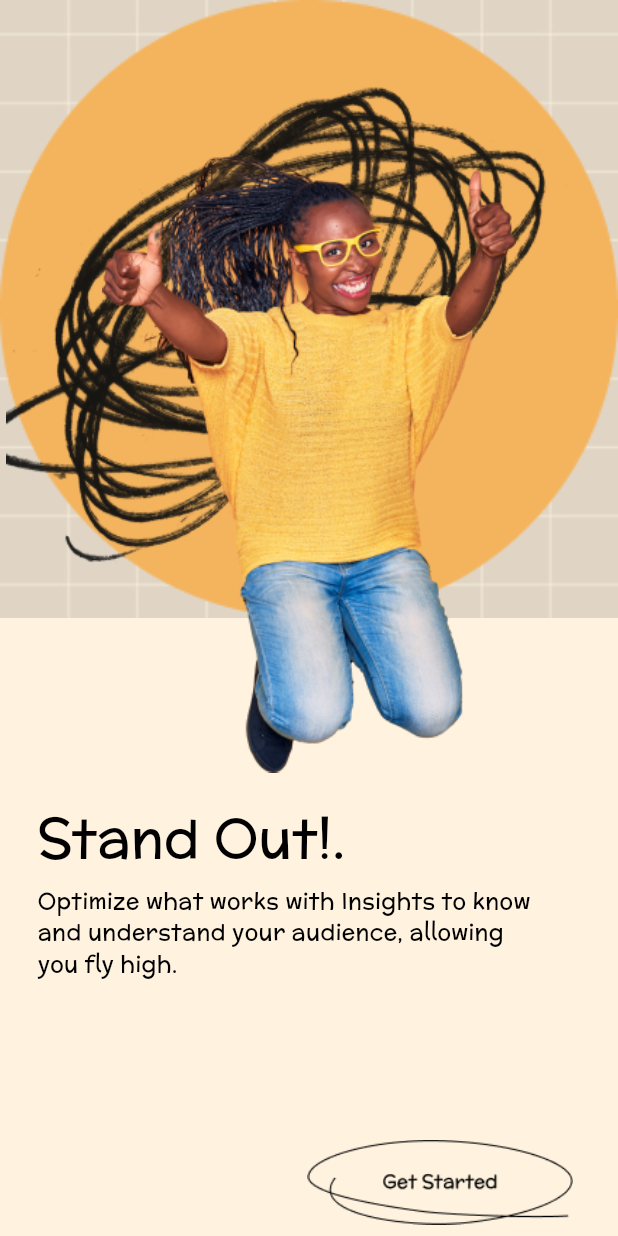
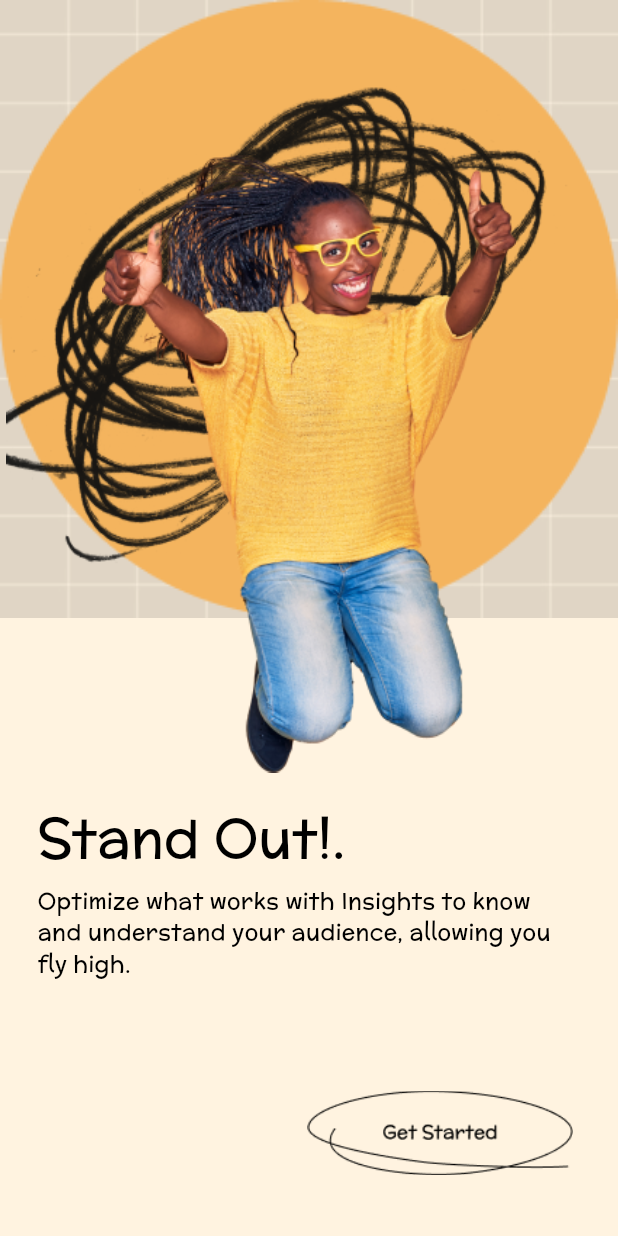
Before and after one commit to Olamidotune/Rootscards, a Flutter app: the OnBoardingScreenTwo screen opened by its route, on a phone screen of 412 x 824 dp. Run offline on Flutter 3.47's test engine with Material 3 defaults, Android fonts, the light colour scheme and no system bars; our stand-ins replace device_info_plus, dio, email_validator, flutter_secure_storage, flutter_svg, pin_code_text_field and 2 more; accounts and stored records are empty.

Commit message:
responsivity fixes

```diff
--- a/lib/config/dimensions.dart
+++ b/lib/config/dimensions.dart
@@ -1,3 +1,3 @@
 // ignore_for_file: constant_identifier_names
-const double MIN_SUPPORTED_SCREEN_HEIGHT = 550;
+const double MIN_SUPPORTED_SCREEN_HEIGHT = 667;
 const double MIN_SUPPORTED_SCREEN_WIDTH = 540;
--- a/lib/presentation/screens/auth/sign_up.dart
+++ b/lib/presentation/screens/auth/sign_up.dart
@@ -318,7 +318,7 @@ class _SignUpScreenState extends State<SignUpScreen> {
                 height: MediaQuery.of(context).size.height <=
                         MIN_SUPPORTED_SCREEN_HEIGHT
                     ? 11
-                    : MediaQuery.of(context).size.height / 4,
+                    : MediaQuery.of(context).size.height * 0.1,
               ),
               const Align(
                 alignment: Alignment.center,
--- a/lib/presentation/screens/onboarding/onboarding_one.dart
+++ b/lib/presentation/screens/onboarding/onboarding_one.dart
@@ -1,6 +1,7 @@
 // ignore_for_file: prefer_const_constructors
 
 import 'package:flutter/material.dart';
+import 'package:rootscards/config/dimensions.dart';
 import 'package:rootscards/extensions/build_context.dart';
 import 'package:rootscards/presentation/screens/widgets/next_button.dart';
 import 'package:sizer/sizer.dart';
@@ -89,7 +90,10 @@ class OnBoardingScreenOne extends StatelessWidget {
               ),
             ),
             SizedBox(
-              height: MediaQuery.of(context).size.height * 0.20,
+             height: MediaQuery.of(context).size.height <=
+                        MIN_SUPPORTED_SCREEN_HEIGHT
+                    ? MediaQuery.of(context).size.height * 0.12
+                    : MediaQuery.of(context).size.height * 0.15,
             ),
             Align(
               alignment: Alignment.bottomRight,
--- a/lib/presentation/screens/onboarding/onboarding_two.dart
+++ b/lib/presentation/screens/onboarding/onboarding_two.dart
@@ -1,6 +1,7 @@
 // ignore_for_file: prefer_const_constructors
 
 import 'package:flutter/material.dart';
+import 'package:rootscards/config/dimensions.dart';
 import 'package:rootscards/extensions/build_context.dart';
 import 'package:rootscards/presentation/screens/widgets/get_started_button.dart';
 import 'package:sizer/sizer.dart';
@@ -21,7 +22,7 @@ class OnBoardingScreenTwo extends StatelessWidget {
       body: SingleChildScrollView(
         child: Column(
           children: [
-            Container(
+            SizedBox(
               height: MediaQuery.of(context).size.height /
                   2, // Half of the screen height
               child: Stack(
@@ -79,7 +80,10 @@ class OnBoardingScreenTwo extends StatelessWidget {
               ),
             ),
             SizedBox(
-              height: MediaQuery.of(context).size.height * 0.15,
+              height: MediaQuery.of(context).size.height <=
+                      MIN_SUPPORTED_SCREEN_HEIGHT
+                  ? MediaQuery.of(context).size.height * 0.1
+                  : MediaQuery.of(context).size.height * 0.15,
             ),
             Padding(
               padding: const EdgeInsets.symmetric(horizontal: 25.0),
@@ -102,16 +106,20 @@ class OnBoardingScreenTwo extends StatelessWidget {
               child: Align(
                 alignment: Alignment.bottomLeft,
                 child: Text(
-                  "Optimize what works with Insights to know\nand understand your audience, allowing\nyou fly high.",
+                  "Optimize what works with Insights to know and understand your audience, allowing you fly high.",
                   style: TextStyle(
                     fontSize: 15,
                     color: Colors.black,
                   ),
+                  textAlign: TextAlign.start,
                 ),
               ),
             ),
             SizedBox(
-              height: MediaQuery.of(context).size.height * 0.13,
+              height: MediaQuery.of(context).size.height <=
+                      MIN_SUPPORTED_SCREEN_HEIGHT
+                  ? MediaQuery.of(context).size.height * 0.12
+                  : MediaQuery.of(context).size.height * 0.09,
             ),
             Align(
               alignment: Alignment.bottomRight,
```
Also changed, not shown: lib/presentation/screens/auth/device_auth_screen.dart (+19 -6 lines), lib/presentation/screens/auth/forgot_password.dart (+5 -2 lines), lib/presentation/screens/auth/sign_in.dart (+132 -14 lines), lib/presentation/screens/space/space_screen.dart (+18 -9 lines).
